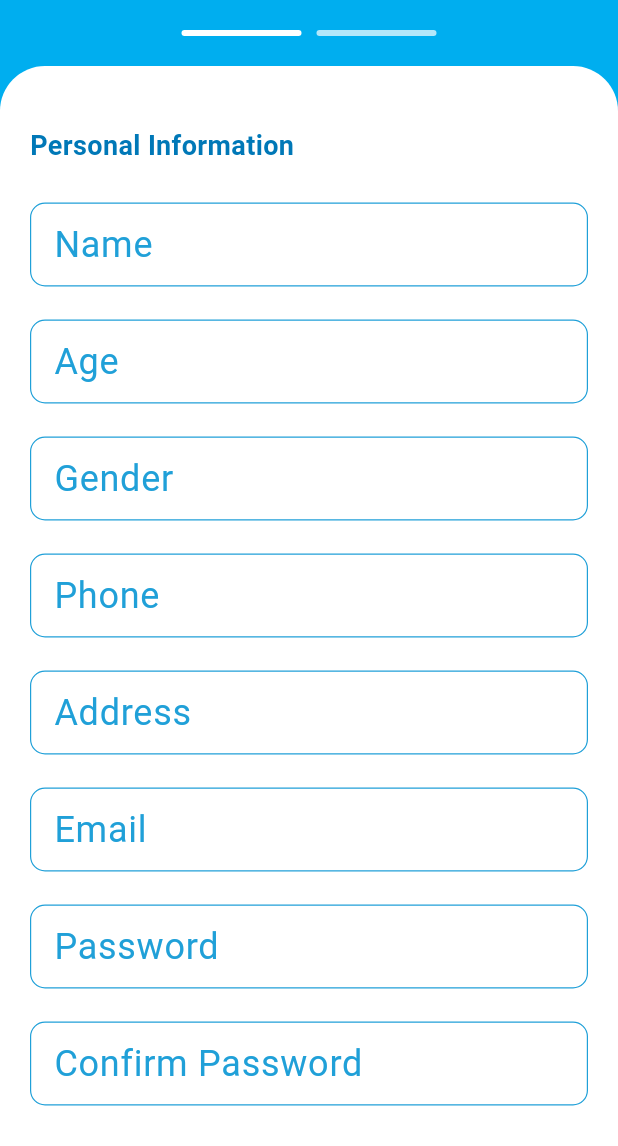
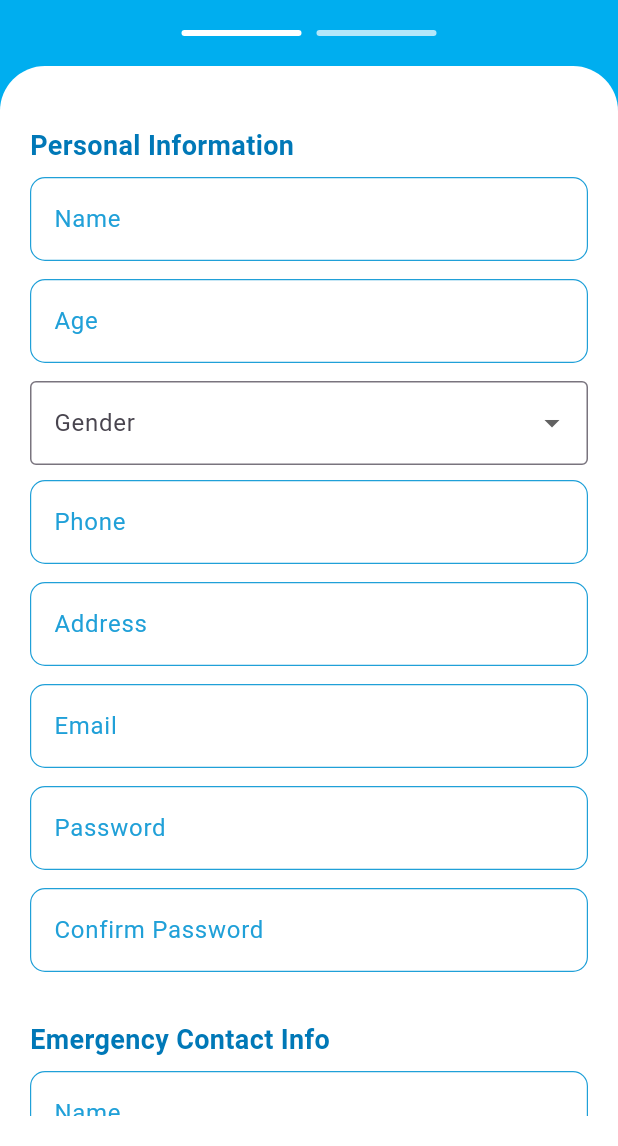
Before and after one commit to RokiyaAbdElsatar/Medilink, a Flutter app: the SignUpPage screen opened directly, on a phone screen of 412 x 824 dp, the part 90-1236 px from its top. Run offline on Flutter 3.47's test engine with Material 3 defaults, Android fonts, the phone set to English and light mode, and no system bars; our stand-ins replace cloud_firestore, firebase_auth, firebase_core, flutter_screenutil, shimmer; accounts and stored records are empty.

Commit message:
feat: Implement validation for sign-up steps and enhance user experience with error messages

```diff
--- a/lib/widgets/custom_textfield.dart
+++ b/lib/widgets/custom_textfield.dart
@@ -6,6 +6,8 @@ class CustomTextField extends StatelessWidget {
   final String hint;
   final TextEditingController controller;
   final bool isPassword;
+  final TextInputType keyboardType;
+  final String? errorText; // ✅ optional validation message
 
   const CustomTextField({
     super.key,
@@ -13,6 +15,8 @@ class CustomTextField extends StatelessWidget {
     required this.hint,
     required this.controller,
     this.isPassword = false,
+    this.keyboardType = TextInputType.text, // ✅ default safe type
+    this.errorText, // ✅ optional, shows only if provided
   });
 
   @override
@@ -22,13 +26,15 @@ class CustomTextField extends StatelessWidget {
       child: TextField(
         controller: controller,
         obscureText: isPassword,
+        keyboardType: keyboardType,
         cursorColor: Color(AppColor.primary),
         decoration: InputDecoration(
           labelText: label,
           hintText: hint,
+          errorText: errorText, // ✅ shows red error message if any
           labelStyle: const TextStyle(
             color: Color(AppColor.primary),
-            fontSize: 24,
+            fontSize: 16,
           ),
           hintStyle: const TextStyle(
             color: Color(AppColor.textHint),
@@ -48,6 +54,14 @@ class CustomTextField extends StatelessWidget {
             ),
             borderRadius: BorderRadius.circular(10),
           ),
+          errorBorder: OutlineInputBorder(
+            borderSide: const BorderSide(color: Colors.red, width: 1.5),
+            borderRadius: BorderRadius.circular(10),
+          ),
+          focusedErrorBorder: OutlineInputBorder(
+            borderSide: const BorderSide(color: Colors.red, width: 2),
+            borderRadius: BorderRadius.circular(10),
+          ),
         ),
       ),
     );
--- a/lib/widgets/signup_step_one.dart
+++ b/lib/widgets/signup_step_one.dart
@@ -1,7 +1,8 @@
 import 'package:flutter/material.dart';
+import 'package:medilink/core/constant/appcolor.dart';
 import 'package:medilink/widgets/custom_textfield.dart';
 
-class SignUpStepOne extends StatelessWidget {
+class SignUpStepOne extends StatefulWidget {
   final TextEditingController nameController;
   final TextEditingController ageController;
   final TextEditingController genderController;
@@ -34,113 +35,120 @@ class SignUpStepOne extends StatelessWidget {
   });
 
   @override
+  State<SignUpStepOne> createState() => _SignUpStepOneState();
+}
+
+class _SignUpStepOneState extends State<SignUpStepOne> {
+  String? selectedGender;
+
+  @override
   Widget build(BuildContext context) {
     return SingleChildScrollView(
       padding: const EdgeInsets.symmetric(vertical: 20),
       child: Column(
         crossAxisAlignment: CrossAxisAlignment.start,
-        spacing: 10,
         children: [
           const _SectionTitle("Personal Information"),
-          const SizedBox(height: 5),
           CustomTextField(
             label: "Name",
             hint: "Enter Your Name",
-            controller: nameController,
+            controller: widget.nameController,
           ),
           CustomTextField(
             label: "Age",
             hint: "Enter Your Age",
-            controller: ageController,
+            controller: widget.ageController,
+            keyboardType: TextInputType.number,
           ),
-          CustomTextField(
-            label: "Gender",
-            hint: "Select Your Gender",
-            controller: genderController,
+          DropdownButtonFormField<String>(
+            dropdownColor: Color(AppColor.background),
+            value: selectedGender,
+            decoration: const InputDecoration(
+              labelText: "Gender",
+              border: OutlineInputBorder(),
+            ),
+            items: const [
+              DropdownMenuItem(value: "Male", child: Text("Male")),
+              DropdownMenuItem(
+                value: "Female",
+                child: Text("Female", selectionColor: Color(AppColor.primary)),
+              ),
+            ],
+            onChanged: (value) {
+              setState(() {
+                selectedGender = value;
+                widget.genderController.text = value!;
+              });
+            },
           ),
+          const SizedBox(height: 10),
           CustomTextField(
             label: "Phone",
             hint: "Enter Your Phone",
-            controller: phoneController,
+            controller: widget.phoneController,
+            keyboardType: TextInputType.phone,
           ),
           CustomTextField(
             label: "Address",
-            hint: "Enter Your Full Address",
-            controller: addressController,
+            hint: "Enter Your Address",
+            controller: widget.addressController,
           ),
           CustomTextField(
             label: "Email",
             hint: "Enter Your Email",
-            controller: emailController,
+            controller: widget.emailController,
+            keyboardType: TextInputType.emailAddress,
           ),
           CustomTextField(
             label: "Password",
-            hint: "At Least 6 Character",
-            controller: passwordController,
+            hint: "At least 6 characters",
+            controller: widget.passwordController,
             isPassword: true,
           ),
           CustomTextField(
             label: "Confirm Password",
-            hint: "Confirm Your Password",
-            controller: confirmPasswordController,
+            hint: "Confirm Password",
+            controller: widget.confirmPasswordController,
             isPassword: true,
           ),
-
-          const SizedBox(height: 20),
-          Divider(color: Colors.grey[400]),
           const SizedBox(height: 20),
           const _SectionTitle("Emergency Contact Info"),
-          const SizedBox(height: 10),
           CustomTextField(
             label: "Name",
-            hint: "Enter Contact Name",
-            controller: emergencyNameController,
+            hint: "Contact Name",
+            controller: widget.emergencyNameController,
           ),
           CustomTextField(
             label: "Relationship",
-            hint: "Eg: Mum",
-            controller: relationshipController,
+            hint: "e.g. Mom, Brother",
+            controller: widget.relationshipController,
           ),
           CustomTextField(
             label: "Phone Number",
             hint: "Enter Contact Phone",
-            controller: emergencyPhoneController,
+            controller: widget.emergencyPhoneController,
+            keyboardType: TextInputType.phone,
           ),
-
           const SizedBox(height: 25),
-
-          // Buttons
           Column(
             crossAxisAlignment: CrossAxisAlignment.stretch,
             children: [
               ElevatedButton(
                 style: ElevatedButton.styleFrom(
                   backgroundColor: const Color(0xff00AEEF),
-                  padding: const EdgeInsets.symmetric(vertical: 10),
-                  shape: RoundedRectangleBorder(
-                    borderRadius: BorderRadius.circular(10),
-                  ),
                 ),
-                onPressed: onContinue,
+                onPressed: widget.onContinue,
                 child: const Text(
                   "Continue",
-                  style: TextStyle(
-                    fontSize: 18,
-                    fontWeight: FontWeight.w500,
-                    color: Colors.white,
-                  ),
+                  style: TextStyle(color: Colors.white, fontSize: 18),
                 ),
               ),
               const SizedBox(height: 10),
               TextButton(
-                onPressed: onBack,
+                onPressed: widget.onBack,
                 child: const Text(
                   "Back",
-                  style: TextStyle(
-                    color: Color(0xff00AEEF),
-                    fontSize: 15,
-                    fontWeight: FontWeight.w500,
-                  ),
+                  style: TextStyle(color: Color(0xff00AEEF), fontSize: 15),
                 ),
               ),
             ],
@@ -157,12 +165,15 @@ class _SectionTitle extends StatelessWidget {
 
   @override
   Widget build(BuildContext context) {
-    return Text(
-      title,
-      style: const TextStyle(
-        color: Color(0xff0078B7),
-        fontSize: 18,
-        fontWeight: FontWeight.bold,
+    return Padding(
+      padding: const EdgeInsets.only(bottom: 8),
+      child: Text(
+        title,
+        style: const TextStyle(
+          color: Color(0xff0078B7),
+          fontSize: 18,
+          fontWeight: FontWeight.bold,
+        ),
       ),
     );
   }
--- a/lib/widgets/signup_step_two.dart
+++ b/lib/widgets/signup_step_two.dart
@@ -1,4 +1,5 @@
 import 'package:flutter/material.dart';
+import 'package:medilink/core/constant/appcolor.dart';
 import 'package:medilink/widgets/custom_textfield.dart';
 
 class MedicalInformationStep extends StatelessWidget {
@@ -200,6 +201,7 @@ class _BloodTypeDropdownState extends State<_BloodTypeDropdown> {
   @override
   Widget build(BuildContext context) {
     return DropdownButtonFormField<String>(
+      dropdownColor: Color(AppColor.background),
       value: selectedType,
       decoration: InputDecoration(
         labelText: "Blood Type",
```
Also changed, not shown: lib/views/Patient_personal.dart (+46 -22 lines), lib/views/login_screen.dart (+71 -15 lines).
